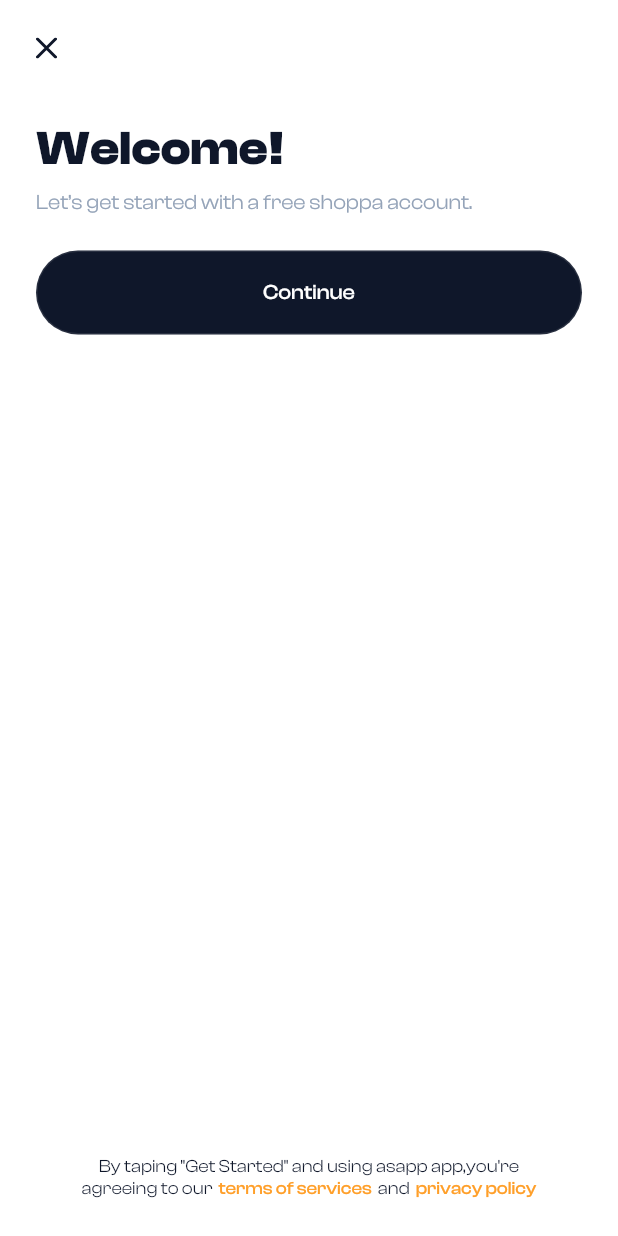
After one commit to leloucheamsted/mokolo, a Flutter app: the PhoneInputPage screen opened by its route, on a phone screen of 412 x 824 dp. The commit adds this screen. Run offline on Flutter 3.47's test engine with Material 2 defaults, Android fonts, the phone set to English and light mode, and no system bars; our stand-ins replace carousel_slider, connectivity_plus, dartz, flutter_modular, flutter_svg, rxdart and 1 more; project files that could hold a hidden picture were left out.

Commit message:
phone number page begin

```diff
--- a/lib/app_module.dart
+++ b/lib/app_module.dart
@@ -1,5 +1,6 @@
 import 'package:flutter_modular/flutter_modular.dart';
-import 'package:mokolo/modules/user/presentation/onboarding/pages/onboarding.module.dart';
+import 'package:mokolo/modules/user/auth.module.dart';
+import 'package:mokolo/modules/user/onboarding.module.dart';
 import 'package:mokolo/routes/nav_observer.dart';
 import 'modules/core/core.module.dart';
 import 'modules/splash/blocs/splash_bloc.dart';
@@ -20,7 +21,8 @@
   @override
   final List<ModularRoute> routes = [
     ChildRoute(AppRoute.initial.path, child: (_, __) => const SplashPage()),
-           ModuleRoute(AppRoute.onboarding.path, module: OnBoardingModule()),
+    ModuleRoute(AppRoute.auth.path, module: AuthModule()),
+    ModuleRoute(AppRoute.onboarding.path, module: OnBoardingModule()),
     WildcardRoute(child: (context, args) => const RouteNotFoundPage()),
   ];
 }
--- a/lib/modules/common/widgets/appBar/app_bar.dart
+++ b/lib/modules/common/widgets/appBar/app_bar.dart
@@ -1 +1,2 @@
 export './blank_app_bar.dart';
+export './back__empty_app_bar.dart';
--- /dev/null
+++ b/lib/modules/common/widgets/appBar/back__empty_app_bar.dart
@@ -0,0 +1,26 @@
+import 'package:flutter/material.dart';
+import 'dart:io';
+import '../../constants/constants.dart';
+import '../../constants/layout_constants.dart';
+
+class BackEmptyAppBar extends StatelessWidget {
+  final Widget child;
+  final VoidCallback callback;
+  const BackEmptyAppBar(
+      {super.key, required this.callback, required this.child});
+
+  @override
+  Widget build(BuildContext context) {
+    print(Platform.operatingSystem);
+
+    return Container(
+      padding: const EdgeInsets.symmetric(
+          horizontal: LayoutConstants.paddingXlarge,
+          vertical: LayoutConstants.paddingLarge),
+      height: LayoutConstants.appBarSize * 2,
+      color: ColorPalette.white,
+      alignment: Alignment.bottomLeft,
+      child: child,
+    );
+  }
+}
--- a/lib/modules/user/auth.module.dart
+++ b/lib/modules/user/auth.module.dart
@@ -0,0 +1,17 @@
+import 'package:flutter_modular/flutter_modular.dart';
+import 'package:mokolo/modules/user/presentation/auth/pages/otp_page.dart';
+import 'package:mokolo/modules/user/presentation/auth/pages/phone_input_page.dart';
+
+import '../../routes/app_routes.enum.dart';
+
+class AuthModule extends Module {
+  @override
+  //--
+  @override
+  List<ModularRoute> get routes => [
+        ChildRoute(AppRoute.auth.pathAsChild,
+            child: (context, args) => const PhoneInputPage()),
+        ChildRoute(AppRoute.otp.pathAsChild,
+            child: (context, args) => const OtpPage())
+      ];
+}
--- /dev/null
+++ b/lib/modules/user/presentation/auth/pages/otp_page.dart
@@ -0,0 +1,15 @@
+import 'package:flutter/material.dart';
+
+class OtpPage extends StatefulWidget {
+  const OtpPage({super.key});
+
+  @override
+  State<OtpPage> createState() => _OtpPageState();
+}
+
+class _OtpPageState extends State<OtpPage> {
+  @override
+  Widget build(BuildContext context) {
+    return const Placeholder();
+  }
+}
--- /dev/null
+++ b/lib/modules/user/presentation/auth/pages/phone_input_page.dart
@@ -0,0 +1,139 @@
+import 'package:flutter/material.dart';
+import 'package:mokolo/modules/common/constants/constants.dart';
+import 'package:mokolo/modules/common/widgets/widgets.dart';
+import 'package:flutter_svg/flutter_svg.dart';
+import '../../../../common/constants/layout_constants.dart';
+
+class PhoneInputPage extends StatefulWidget {
+  const PhoneInputPage({super.key});
+
+  @override
+  State<PhoneInputPage> createState() => _PhoneInputPageState();
+}
+
+class _PhoneInputPageState extends State<PhoneInputPage> {
+  @override
+  Widget build(BuildContext context) {
+    return Scaffold(
+      appBar: AppBar(
+        automaticallyImplyLeading: false,
+        toolbarHeight: LayoutConstants.appBarSize + 10,
+        flexibleSpace: BackEmptyAppBar(
+          callback: () {},
+          child: SvgPicture.asset(IconsName.close),
+        ),
+      ),
+      backgroundColor: ColorPalette.white,
+      body: SafeArea(
+        child: Padding(
+          padding: EdgeInsets.all(LayoutConstants.paddingXlarge),
+          child: Column(
+            crossAxisAlignment: CrossAxisAlignment.stretch,
+            mainAxisAlignment: MainAxisAlignment.start,
+            children: [
+              Expanded(
+                child: Column(
+                  crossAxisAlignment: CrossAxisAlignment.stretch,
+                  mainAxisAlignment: MainAxisAlignment.start,
+                  children: [
+                    const Text(
+                      'Welcome!',
+                      style: TextStyle(
+                        color: ColorPalette.greyScale900,
+                        fontWeight: FontWeight.w600,
+                        fontFamily: Fonts.bold,
+                        fontSize: FontsSize.head3,
+                      ),
+                    ),
+                    const SizedBox(
+                      height: LayoutConstants.spacingXsmall,
+                    ),
+                    const Text(
+                      'Let’s get started with a free shoppa account.',
+                      style: TextStyle(
+                        color: ColorPalette.greyScale400,
+                        fontWeight: FontWeight.w400,
+                        fontFamily: Fonts.regular,
+                        fontSize: FontsSize.medium,
+                      ),
+                    ),
+                    const SizedBox(
+                      height: LayoutConstants.spacingLarge,
+                    ),
+                    ActionButton(title: 'Continue', onPressed: () => {})
+                  ],
+                ),
+              ),
+              const Column(
+                crossAxisAlignment: CrossAxisAlignment.center,
+                mainAxisAlignment: MainAxisAlignment.end,
+                children: [
+                  Text(
+                    'By taping "Get Started" and using asapp app,you\'re',
+                    style: TextStyle(
+                      color: ColorPalette.greyScale900,
+                      fontWeight: FontWeight.w500,
+                      fontFamily: Fonts.regular,
+                      fontSize: FontsSize.small,
+                    ),
+                  ),
+                  Row(
+                    crossAxisAlignment: CrossAxisAlignment.center,
+                    mainAxisAlignment: MainAxisAlignment.center,
+                    children: [
+                      Text(
+                        'agreeing to our',
+                        style: TextStyle(
+                          color: ColorPalette.greyScale900,
+                          fontWeight: FontWeight.w500,
+                          fontFamily: Fonts.regular,
+                          fontSize: FontsSize.small,
+                        ),
+                      ),
+                      SizedBox(
+                        width: 4,
+                      ),
+                      Text(
+                        'terms of services',
+                        style: TextStyle(
+                          color: ColorPalette.secondaryBase,
+                          fontWeight: FontWeight.w500,
+                          fontFamily: Fonts.medium,
+                          fontSize: FontsSize.small,
+                        ),
+                      ),
+                      SizedBox(
+                        width: 4,
+                      ),
+                      Text(
+                        'and',
+                        style: TextStyle(
+                          color: ColorPalette.greyScale900,
+                          fontWeight: FontWeight.w500,
+                          fontFamily: Fonts.regular,
+                          fontSize: FontsSize.small,
+                        ),
+                      ),
+                      SizedBox(
+                        width: 4,
+                      ),
+                      Text(
+                        'privacy policy',
+                        style: TextStyle(
+                          color: ColorPalette.secondaryBase,
+                          fontWeight: FontWeight.w500,
+                          fontFamily: Fonts.medium,
+                          fontSize: FontsSize.small,
+                        ),
+                      ),
+                    ],
+                  )
+                ],
+              )
+            ],
+          ),
+        ),
+      ),
+    );
+  }
+}
--- /dev/null
+++ b/lib/modules/user/presentation/auth/pages/ui/input_phone.dart
@@ -0,0 +1,25 @@
+import 'package:flutter/material.dart';
+import 'package:mokolo/modules/common/constants/constants.dart';
+import 'package:mokolo/modules/common/constants/layout_constants.dart';
+
+class InputPhone extends StatelessWidget {
+  const InputPhone({super.key});
+
+  @override
+  Widget build(BuildContext context) {
+    return Column(
+      children: [
+        Container(
+          height: LayoutConstants.actionBtnHeight,
+          decoration: BoxDecoration(
+            border: Border.all(
+              width: 1,
+              color: ColorPalette.greyScale200,
+            ),
+            borderRadius: BorderRadius.circular(LayoutConstants.radiusBig),
+          ),
+        )
+      ],
+    );
+  }
+}
--- a/lib/modules/user/presentation/onboarding/pages/onboarding_page.dart
+++ b/lib/modules/user/presentation/onboarding/pages/onboarding_page.dart
@@ -1,9 +1,11 @@
 import 'package:flutter/material.dart';
+import 'package:flutter_modular/flutter_modular.dart';
 import 'package:mokolo/modules/common/constants/constants.dart';
 import 'package:mokolo/modules/user/presentation/onboarding/pages/ui/onboarding-step1.dart';
 import 'package:mokolo/modules/user/presentation/onboarding/pages/ui/onboarding-step2.dart';
 import 'package:mokolo/modules/user/presentation/onboarding/pages/ui/onboarding-step3.dart';
 import 'package:smooth_page_indicator/smooth_page_indicator.dart';
+import '../../../../../routes/app_routes.enum.dart';
 import '../../../../common/constants/layout_constants.dart';
 import '../../../../common/widgets/widgets.dart';
 import 'package:carousel_slider/carousel_slider.dart';
@@ -19,6 +21,7 @@
   final controller = PageController(viewportFraction: 0.8, keepPage: true);
   final CarouselController _controller = CarouselController();
   int _current = 0;
+  String _statutText = 'Next';
 
   @override
   Widget build(BuildContext context) {
@@ -59,8 +62,13 @@
                         onPageChanged: (index, reason) {
                           setState(() {
                             _current = index;
+                            if (index > 1) {
+                              _statutText = "Start Shopping";
+                            } else {
+                              _statutText = "Next";
+                            }
                             if (index == 3) {
-                              print("3 found");
+                              //print(" found");
                             }
                           });
                         },
@@ -86,11 +94,13 @@
               const SizedBox(height: LayoutConstants.spacingLarge),
               ActionButton(
                 onPressed: () {
-                  controller.nextPage(
-                      duration: const Duration(milliseconds: 1000),
-                      curve: Curves.easeIn);
+                  _current != 2
+                      ? _controller.nextPage(
+                          duration: const Duration(milliseconds: 1000),
+                          curve: Curves.easeIn)
+                      : Modular.to.pushNamed(AppRoute.auth.path);
                 },
-                title: 'Next',
+                title: _statutText,
               ),
             ],
           ),
--- a/lib/modules/user/presentation/onboarding/pages/ui/onboarding-step1.dart
+++ b/lib/modules/user/presentation/onboarding/pages/ui/onboarding-step1.dart
@@ -1,6 +1,5 @@
 import 'package:flutter/material.dart';
 import 'package:mokolo/modules/common/constants/constants.dart';
-import 'package:flutter_svg/flutter_svg.dart';
 
 class OnBoardingStep1 extends StatelessWidget {
   const OnBoardingStep1({super.key});
--- a/pubspec.yaml
+++ b/pubspec.yaml
@@ -41,7 +41,6 @@
   dartz: ^0.10.1
   connectivity_plus: ^4.0.1
   http: ^1.0.0
-  introduction_slider: ^2.0.1
   smooth_page_indicator: ^1.1.0
   flutter_svg: ^2.0.7
   carousel_slider: ^4.2.1
```
Also changed, not shown: lib/routes/nav_observer.dart (+3 -4 lines), lib/modules/user/onboarding.module.dart (renamed from lib/modules/user/presentation/onboarding/pages/onboarding.module.dart), pubspec.lock.
